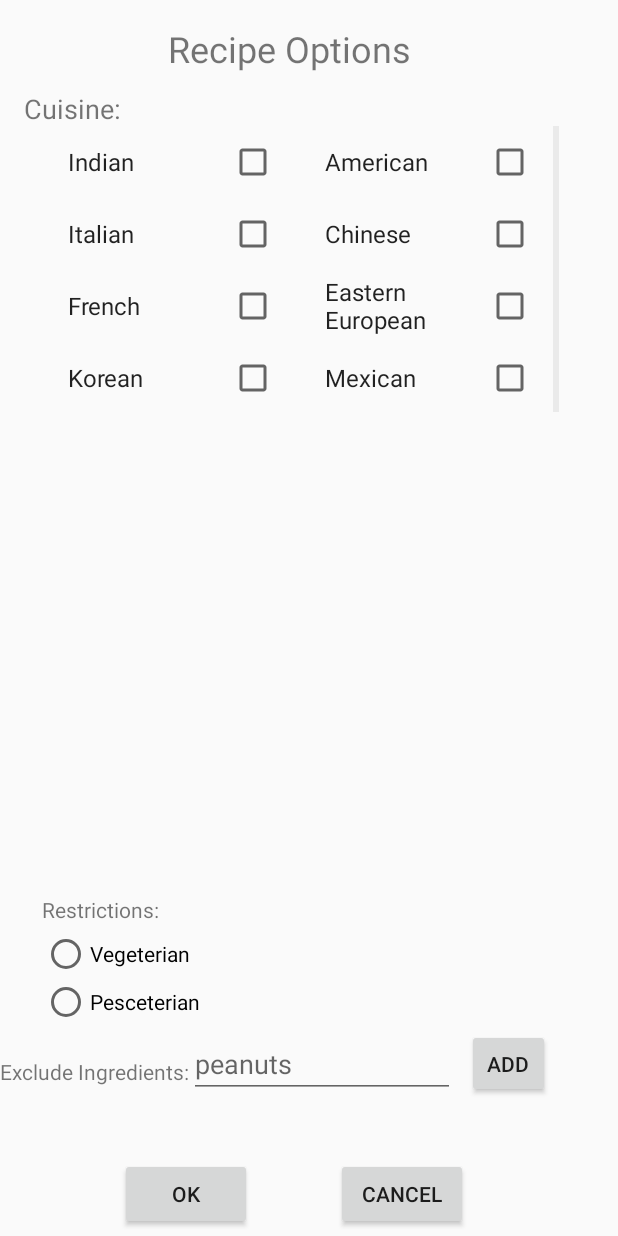
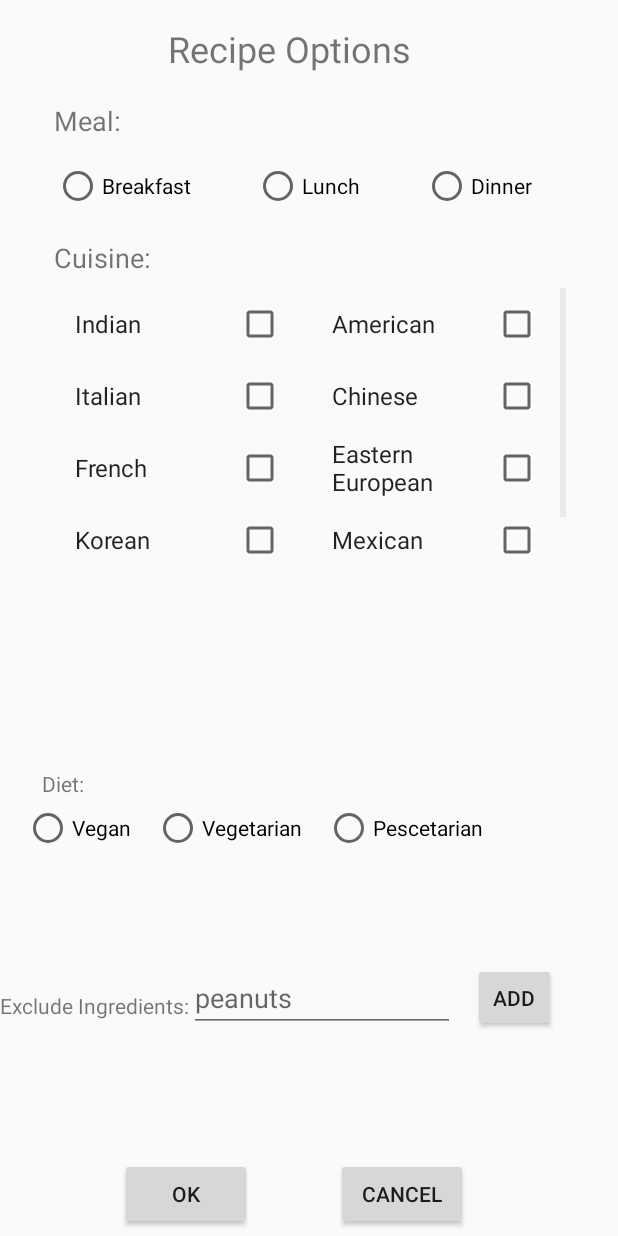
Before and after one commit to saurabhp96/Capstone18, an Android app: the RecipeOptions screen opened directly, with no data from a screen before it, on a phone screen of 412 x 824 dp. Run offline under Robolectric (Android 15) with nearby library versions, the phone set to English and light mode, and no system bars.

Commit message:
Fixed issue in recipe options. Added meal option in recipe options

```diff
--- a/app/src/main/res/layout/activity_recipe_options.xml
+++ b/app/src/main/res/layout/activity_recipe_options.xml
@@ -1,4 +1,10 @@
 <?xml version="1.0" encoding="utf-8"?>
+<ScrollView xmlns:android="http://schemas.android.com/apk/res/android"
+    xmlns:app="http://schemas.android.com/apk/res-auto"
+    xmlns:tools="http://schemas.android.com/tools"
+    android:layout_width="match_parent"
+    android:layout_height="match_parent"
+    android:fillViewport="true">
 <android.support.constraint.ConstraintLayout xmlns:android="http://schemas.android.com/apk/res/android"
     xmlns:app="http://schemas.android.com/apk/res-auto"
     xmlns:tools="http://schemas.android.com/tools"
@@ -22,12 +28,12 @@
         android:id="@+id/cuisine_title"
         android:layout_width="wrap_content"
         android:layout_height="wrap_content"
-        android:layout_marginStart="16dp"
-        android:layout_marginTop="60dp"
+        android:layout_marginBottom="8dp"
+        android:layout_marginStart="36dp"
         android:text="Cuisine:"
         android:textSize="18sp"
-        app:layout_constraintStart_toStartOf="parent"
-        app:layout_constraintTop_toTopOf="parent" />
+        app:layout_constraintBottom_toTopOf="@+id/cuisine_grid"
+        app:layout_constraintStart_toStartOf="parent" />
 
     <GridView
         android:id="@+id/cuisine_grid"
@@ -35,22 +41,30 @@
         android:layout_height="191dp"
         android:layout_marginEnd="8dp"
         android:layout_marginStart="16dp"
-        android:layout_marginTop="84dp"
+        android:layout_marginTop="192dp"
         android:choiceMode="multipleChoice"
         android:numColumns="auto_fit"
         app:layout_constraintEnd_toEndOf="parent"
-        app:layout_constraintHorizontal_bias="0.294"
+        app:layout_constraintHorizontal_bias="0.409"
         app:layout_constraintStart_toStartOf="parent"
         app:layout_constraintTop_toTopOf="parent" />
 
     <RadioGroup
         android:id="@+id/cuisine_restriction"
-        android:layout_width="wrap_content"
-        android:layout_height="wrap_content"
-        android:layout_marginBottom="140dp"
-        android:layout_marginStart="28dp"
+        android:layout_width="321dp"
+        android:layout_height="48dp"
+        android:layout_marginBottom="240dp"
+        android:layout_marginStart="16dp"
+        android:orientation="horizontal"
         app:layout_constraintBottom_toBottomOf="parent"
         app:layout_constraintStart_toStartOf="parent">
+
+        <RadioButton
+            android:id="@+id/vegan_button"
+            android:layout_width="wrap_content"
+            android:layout_height="wrap_content"
+            android:layout_weight="1"
+            android:text="@string/vegan" />
 
         <RadioButton
             android:id="@+id/vegeterian_button"
@@ -68,12 +82,12 @@
     </RadioGroup>
 
     <TextView
-        android:id="@+id/restriction_title"
+        android:id="@+id/diet_title"
         android:layout_width="wrap_content"
         android:layout_height="wrap_content"
         android:layout_marginBottom="4dp"
         android:layout_marginStart="28dp"
-        android:text="Restrictions:"
+        android:text="Diet:"
         app:layout_constraintBottom_toTopOf="@+id/cuisine_restriction"
         app:layout_constraintStart_toStartOf="parent" />
 
@@ -103,7 +117,7 @@
         android:id="@+id/exclude_title"
         android:layout_width="wrap_content"
         android:layout_height="wrap_content"
-        android:layout_marginBottom="100dp"
+        android:layout_marginBottom="144dp"
         android:text="@string/exclude"
         app:layout_constraintBottom_toBottomOf="parent"
         app:layout_constraintStart_toStartOf="parent" />
@@ -112,7 +126,7 @@
         android:id="@+id/exc_input"
         android:layout_width="177dp"
         android:layout_height="wrap_content"
-        android:layout_marginBottom="92dp"
+        android:layout_marginBottom="136dp"
         android:ems="10"
         android:hint="peanuts"
         android:inputType="textPersonName"
@@ -123,8 +137,8 @@
         android:id="@+id/add_button"
         android:layout_width="55dp"
         android:layout_height="46dp"
-        android:layout_marginBottom="92dp"
-        android:layout_marginStart="8dp"
+        android:layout_marginBottom="136dp"
+        android:layout_marginStart="12dp"
         android:onClick="addPressed"
         android:text="Add"
         app:layout_constraintBottom_toBottomOf="parent"
@@ -139,4 +153,48 @@
         app:layout_constraintStart_toStartOf="parent"
         app:layout_constraintTop_toBottomOf="@+id/exclude_title" />
 
+    <TextView
+        android:id="@+id/meal_title"
+        android:layout_width="wrap_content"
+        android:layout_height="wrap_content"
+        android:layout_marginStart="36dp"
+        android:layout_marginTop="68dp"
+        android:text="Meal:"
+        android:textSize="18sp"
+        app:layout_constraintStart_toStartOf="parent"
+        app:layout_constraintTop_toTopOf="parent" />
+
+    <RadioGroup
+        android:id="@+id/meal_group"
+        android:layout_width="361dp"
+        android:layout_height="39dp"
+        android:layout_marginStart="36dp"
+        android:layout_marginTop="108dp"
+        android:orientation="horizontal"
+        app:layout_constraintStart_toStartOf="parent"
+        app:layout_constraintTop_toTopOf="parent">
+
+        <RadioButton
+            android:id="@+id/breakfast_button"
+            android:layout_width="wrap_content"
+            android:layout_height="wrap_content"
+            android:layout_weight="1"
+            android:text="@string/breakfast" />
+
+        <RadioButton
+            android:id="@+id/lunch_button"
+            android:layout_width="wrap_content"
+            android:layout_height="wrap_content"
+            android:layout_weight="1"
+            android:text="@string/lunch" />
+
+        <RadioButton
+            android:id="@+id/dinner_button"
+            android:layout_width="wrap_content"
+            android:layout_height="wrap_content"
+            android:layout_weight="1"
+            android:text="@string/dinner" />
+    </RadioGroup>
+
 </android.support.constraint.ConstraintLayout>
+</ScrollView>
--- a/app/src/main/res/values/strings.xml
+++ b/app/src/main/res/values/strings.xml
@@ -6,9 +6,13 @@
     <string name="gram">gram</string>
     <string name="kilogram">kg</string>
     <string name="physical_units">units</string>
-    <string name="pesc">Pesceterian</string>
-    <string name="veg">Vegeterian</string>
+    <string name="pesc">Pescetarian</string>
+    <string name="veg">Vegetarian</string>
+    <string name="vegan">Vegan</string>
     <string name="exclude">Exclude Ingredients:</string>
+    <string name="breakfast">Breakfast</string>
+    <string name="lunch">Lunch</string>
+    <string name="dinner">Dinner</string>
     <string-array name="measurementUnits">
         <item>lb</item>
         <item>gram</item>
@@ -24,5 +28,6 @@
         <item>Eastern European</item>
         <item>Korean</item>
         <item>Mexican</item>
+        <item>Japanese</item>
     </string-array>
 </resources>
```
Also changed, not shown: app/src/main/java/com/example/capstone18/capstone/RecipeOptions.java (+24 -10 lines), app/src/main/java/com/example/capstone18/capstone/Recipes.java (+4 -3 lines), app/src/main/res/layout/activity_recipe__display.xml (+8 -3 lines).
